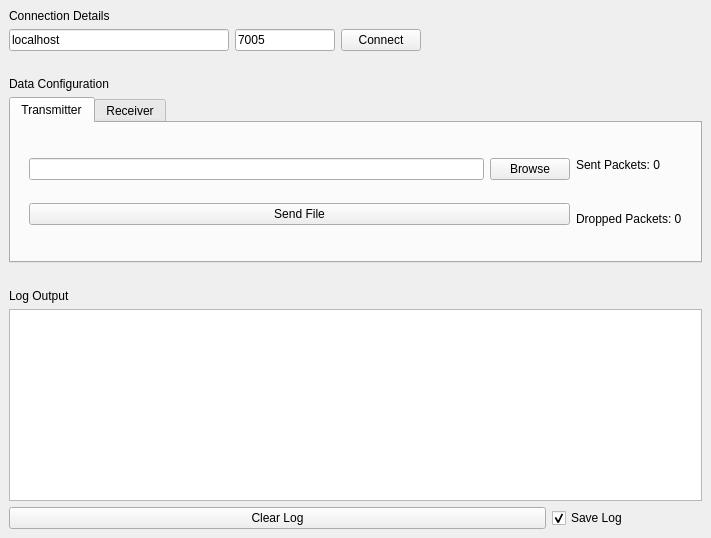
The window that ui/ui_client.ui (arilence/protocol-sliding-window) describes before a commit, drawn with Qt 5.
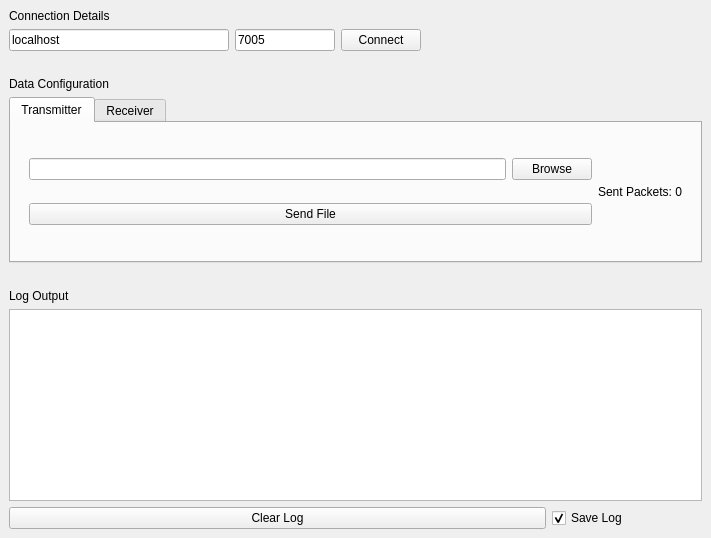
The same window after the commit.

Commit message: Remove dropped packets from client

```diff
--- a/ui/ui_client.ui
+++ b/ui/ui_client.ui
@@ -223,13 +223,6 @@
                  </property>
                 </widget>
                </item>
-               <item>
-                <widget class="QLabel" name="droppedPackets">
-                 <property name="text">
-                  <string>Dropped Packets: 0</string>
-                 </property>
-                </widget>
-               </item>
               </layout>
              </item>
             </layout>
```
The commit also changes 3 other files.
